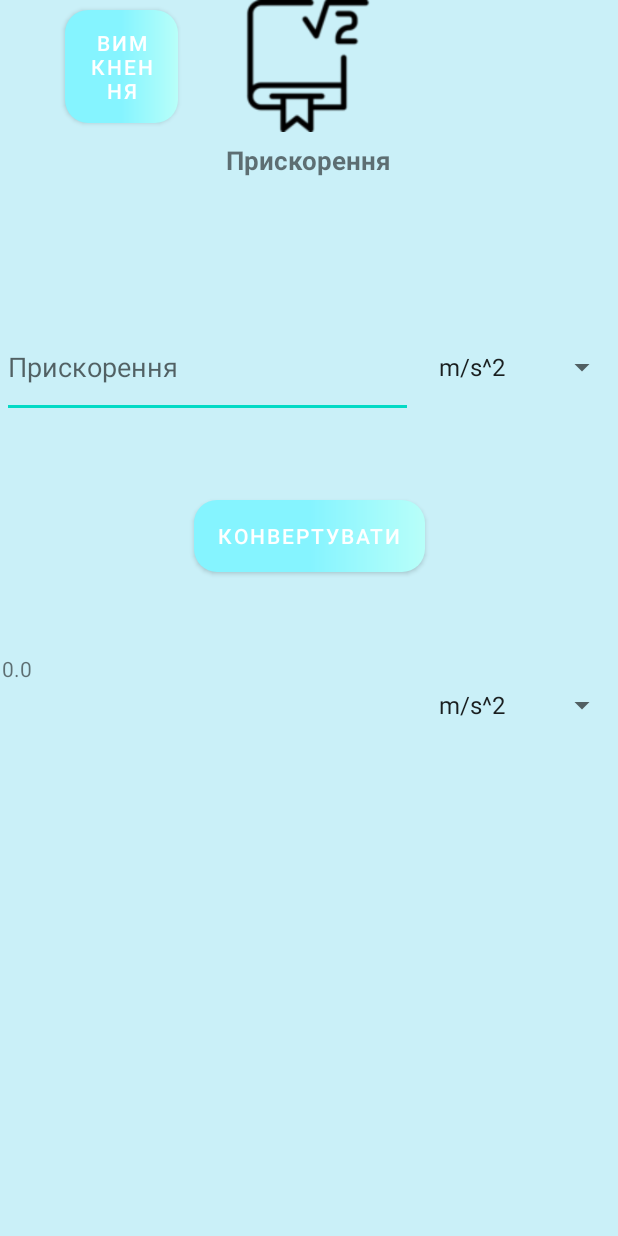
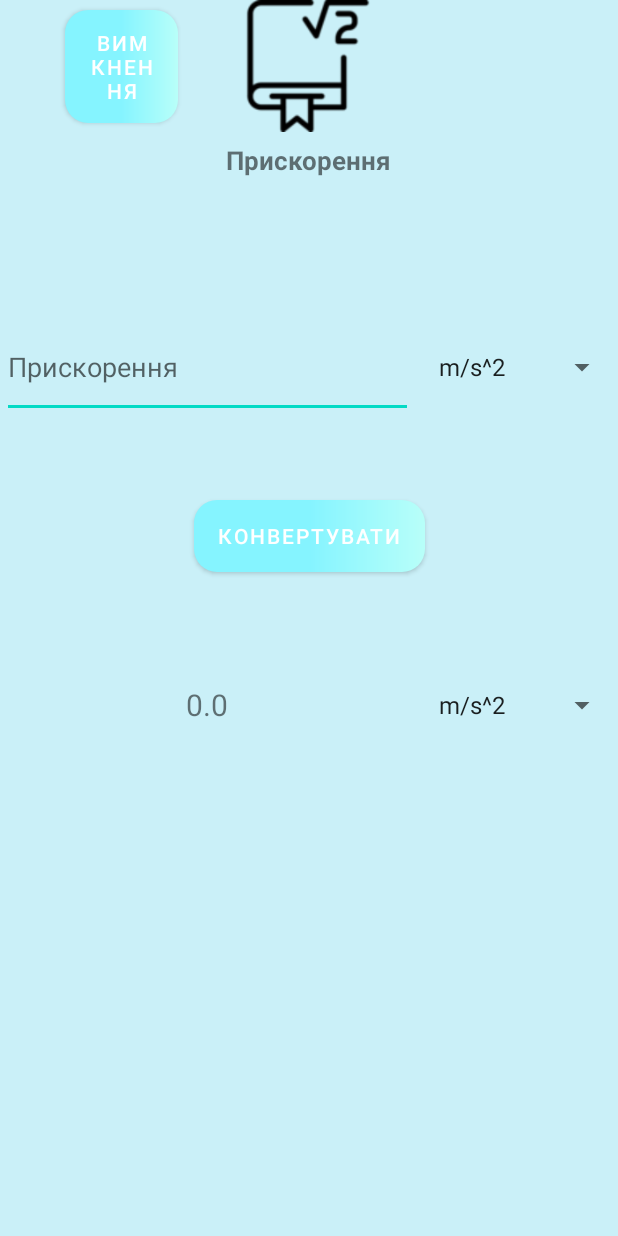
Before and after one commit to Kiakeot/CalculatorForAll, an Android app: the acceleration screen opened directly, with no data from a screen before it, after a tap on "КОНВЕРТУВАТИ", on a phone screen of 412 x 824 dp. Run offline under Robolectric (Android 15) with nearby library versions, the phone set to English and light mode, and no system bars; 1 statement that could not run was skipped.

Commit message:
Spring May Day 6 / 1

```diff
--- a/app/src/main/java/com/example/calculatorforall/acceleration.java
+++ b/app/src/main/java/com/example/calculatorforall/acceleration.java
@@ -1,20 +1,15 @@
 package com.example.calculatorforall;
-
-import androidx.appcompat.app.AppCompatActivity;
 
 import android.content.Intent;
 import android.os.Bundle;
-
 import android.view.KeyEvent;
-import android.view.View;
-import android.widget.AdapterView;
 import android.widget.ArrayAdapter;
 import android.widget.Button;
 import android.widget.EditText;
 import android.widget.Spinner;
 import android.widget.TextView;
 
-import com.example.calculatorforall.adapter.ItemListModel;
+import androidx.appcompat.app.AppCompatActivity;
 
 import java.util.ArrayList;
 import java.util.Arrays;
@@ -27,178 +22,250 @@ private int finishSystemPos;
     public String strStartNumber;
     public double result;
     private TextView textFinish;
+    private int startNumber;
+    private String strResult;
+    private EditText edit_text_start;
+
     @Override
     protected void onCreate(Bundle savedInstanceState) {
         super.onCreate(savedInstanceState);
         setContentView(R.layout.activity_acceleration);
-        EditText edit_text_start = (EditText) findViewById(R.id.edit_text_start);
-        Button switch_off = (Button) findViewById(R.id.switch_off);
-        Button konvert = (Button) findViewById(R.id.konvert);
-        textFinish = (TextView) findViewById(R.id.text_finish);
+        edit_text_start = findViewById(R.id.edit_text_start);
+        Button switch_off = findViewById(R.id.switch_off);
+        Button konvert = findViewById(R.id.konvert);
+        textFinish = findViewById(R.id.text_finish);
 
-
-        final EditText editText = findViewById(R.id.edit_text_start);
-        editText.setOnKeyListener(new View.OnKeyListener()
-                                  {
-                                      public boolean onKey(View v, int keyCode, KeyEvent event)
-                                      {
-                                          if(event.getAction() == KeyEvent.ACTION_DOWN &&
-                                                  (keyCode == KeyEvent.KEYCODE_ENTER))
-                                          {
+        edit_text_start.setOnKeyListener((v, keyCode, event) -> {
+                    if (event.getAction() == KeyEvent.ACTION_DOWN &&
+                            (keyCode == KeyEvent.KEYCODE_ENTER)) {
                         strStartNumber = edit_text_start.getText().toString();
                         return true;
                     }
                     return false;
                 }
-                                  }
         );
-        int startNumber = Integer.parseInt (strStartNumber);
 
-        Spinner spinner_start = (Spinner) findViewById(R.id.acceleration_spinner_start);
-        ArrayList<String> list = new ArrayList(Arrays.asList(getResources().getStringArray(R.array.acceleration)));
-        ArrayAdapter adapter_start = new ArrayAdapter(this, android.R.layout.simple_spinner_item,list);
+
+        Spinner spinner_start = findViewById(R.id.acceleration_spinner_start);
+        ArrayList<String> list = new ArrayList<>(Arrays.asList(getResources().getStringArray(R.array.acceleration)));
+        ArrayAdapter<String> adapter_start = new ArrayAdapter<>(this, android.R.layout.simple_spinner_item, list);
         adapter_start.setDropDownViewResource(android.R.layout.simple_spinner_dropdown_item);
         spinner_start.setAdapter(adapter_start);
         spinner_start.getSelectedItemId();
-        spinner_start.setOnItemSelectedListener(new AdapterView.OnItemSelectedListener() {
-            @Override
-            public void onItemSelected(AdapterView<?> adapterView, View view, int i, long l) {
-             startSystemPos = i;
+
+
+//        spinner_start.setOnItemSelectedListener(new AdapterView.OnItemSelectedListener() {
+//            @Override
+//            public void onItemSelected(AdapterView<?> adapterView, View view, int i, long l) {
+//                startSystemPos = i;
+//            }
+//
+//            @Override
+//            public void onNothingSelected(AdapterView<?> adapterView) {
+//            }
+//        });
+
+        Spinner spinner_finish = findViewById(R.id.acceleration_spinner_finish);
+        ArrayAdapter adapter_finish = ArrayAdapter.createFromResource(this,
+                R.array.acceleration, android.R.layout.simple_spinner_item);
+        adapter_finish.setDropDownViewResource(android.R.layout.simple_spinner_dropdown_item);
+        spinner_finish.setAdapter(adapter_finish);
+//
+//        spinner_finish.setOnItemSelectedListener(new AdapterView.OnItemSelectedListener() {
+//            @Override
+//            public void onItemSelected(AdapterView<?> adapterView, View view, int i, long l) {
+//                finishSystemPos = i;
+//            }
+//
+//            @Override
+//            public void onNothingSelected(AdapterView<?> adapterView) {
+//
+//            }
+//        });
+        konvert.setOnClickListener(view -> {
+            finishSystemPos = spinner_finish.getSelectedItemPosition();
+            startSystemPos = spinner_start.getSelectedItemPosition();
+            startNumber = Integer.parseInt(edit_text_start.getText().toString().trim());
+            convertData();
+            strResult = String.valueOf(result);
+            textFinish.setText(strResult);
+        });
+
+        switch_off.setOnClickListener(v -> {
+            Intent intent = new Intent(acceleration.this, switch_off.class);
+            startActivity(intent);
+        });
     }
 
-            @Override
-            public void onNothingSelected(AdapterView<?> adapterView) {
+    private void chooseFinishValue() {
+        switch (finishSystemPos) {
+            case 0: {
+                finishSystem = "m/s^2";
+                break;
             }
-        });
-        switch(startSystemPos){
-            case 0:{
+            case 1: {
+                finishSystem = "ft/s^2";
+                break;
+            }
+            case 2: {
+                finishSystem = "g";
+                break;
+            }
+            case 3: {
+                finishSystem = "Gal";
+                break;
+            }
+        }
+    }
+
+    private void chooseStartValue() {
+        switch (startSystemPos) {
+            case 0: {
                 startSystem = "m/s^2";
                 break;
             }
-            case 1:{
+            case 1: {
                 startSystem = "ft/s^2";
                 break;
             }
-            case 2:{
+            case 2: {
                 startSystem = "g";
                 break;
             }
-            case 3:{
+            case 3: {
                 startSystem = "Gal";
                 break;
             }
         }
-
-        Spinner spinner_finish = (Spinner) findViewById(R.id.acceleration_spinner_finish);
-        ArrayAdapter adapter_finish = ArrayAdapter.createFromResource(this,
-                R.array.acceleration, android.R.layout.simple_spinner_item);
-        adapter_finish.setDropDownViewResource(android.R.layout.simple_spinner_dropdown_item);
-        spinner_finish.setAdapter(adapter_finish);
-
-        spinner_finish.setOnItemSelectedListener(new AdapterView.OnItemSelectedListener() {
-            @Override
-            public void onItemSelected(AdapterView<?> adapterView, View view, int i, long l) {
-                finishSystemPos = i;
     }
 
-            @Override
-            public void onNothingSelected(AdapterView<?> adapterView) {
+    private void convertData() {
+        chooseStartValue();
+        chooseFinishValue();
 
-            }
-        });
-        switch(finishSystemPos){
-            case 0:{
-                finishSystem = "m/s^2";
+        switch (startSystem) {
+            case "m/s^2":
+                switch (finishSystem) {
+                    case "m/s^2":
+                        result = startNumber;
+                        break;
+                    case "ft/s^2":
+                        result = 3.28083 * startNumber;
+                        break;
+                    case "g":
+                        result = 0.10193 * startNumber;
+                        break;
+                    case "Gal":
+                        result = 100 * startNumber;
                         break;
                 }
-            case 1:{
-                finishSystem = "ft/s^2";
+                break;
+
+            case "ft/s^2":
+                switch (finishSystem) {
+                    case "m/s^2":
+                        result = 0.3048 * startNumber;
+                        break;
+                    case "ft/s^2":
+                        result = startNumber;
+                        break;
+                    case "g":
+                        result = 0.03107 * startNumber;
+                        break;
+                    case "Gal":
+                        result = 30.48 * startNumber;
                         break;
                 }
-            case 2:{
-                finishSystem = "g";
+                break;
+
+            case "g":
+                switch (finishSystem) {
+                    case "m/s^2":
+                        result = 9.81 * startNumber;
+                        break;
+                    case "ft/s^2":
+                        result = 32.18503 * startNumber;
+                        break;
+                    case "g":
+                        result = startNumber;
+                        break;
+                    case "Gal":
+                        result = 981 * startNumber;
                         break;
                 }
-            case 3:{
-                finishSystem = "Gal";
+                break;
+            case "Gal":
+                switch (finishSystem) {
+                    case "m/s^2":
+                        result = 0.01 * startNumber;
+                        break;
+                    case "ft/s^2":
+                        result = 0.03280 * startNumber;
+                        break;
+                    case "g":
+                        result = 0.00101 * startNumber;
+                        break;
+                    case "Gal":
+                        result = startNumber;
                         break;
                 }
+                break;
         }
 
-        if(!startSystem.equals("m/s^2") && !finishSystem.equals("m/s^2")){
-            result = startNumber;
-        }
-        if(!startSystem.equals("m/s^2") && !finishSystem.equals("ft/s^2")){
-            result = 3.28083 * startNumber;
-        }
-        if(!startSystem.equals("m/s^2") && !finishSystem.equals("g")){
-            result = 0.10193 * startNumber;
-        }
-        if(!startSystem.equals("m/s^2") && !finishSystem.equals("Gal")){
-            result = 100 * startNumber;
-        }
-
-
-
-        if(!startSystem.equals("ft/s^2") && !finishSystem.equals("m/s^2")){
-            result = 0.3048 * startNumber;
-        }
-        if(!startSystem.equals("ft/s^2") && !finishSystem.equals("ft/s^2")){
-            result = startNumber;
-        }
-        if(!startSystem.equals("ft/s^2") && !finishSystem.equals("g")){
-            result = 0.03107 * startNumber;
-        }
-        if(!startSystem.equals("ft/s^2") && !finishSystem.equals("Gal")){
-            result = 30.48 *startNumber ;
-        }
-
-
-
-        if(!startSystem.equals("g") && !finishSystem.equals("m/s^2")){
-            result = 9.81 * startNumber;
-        }
-        if(!startSystem.equals("g") && !finishSystem.equals("ft/s^2")){
-            result = 32.18503 * startNumber;
-        }
-        if(!startSystem.equals("g") && !finishSystem.equals("g")){
-            result = startNumber;
-        }
-        if(!startSystem.equals("g") && !finishSystem.equals("Gal")){
-            result = 981 * startNumber;
-        }
-
-
-
-        if(!startSystem.equals("Gal") && !finishSystem.equals("m/s^2")){
-            result = 0.01 * startNumber ;
-        }
-        if(!startSystem.equals("Gal") && !finishSystem.equals("ft/s^2")){
-            result = 0.03280 * startNumber;
-        }
-        if(!startSystem.equals("Gal") && !finishSystem.equals("g")){
-            result = 0.00101 * startNumber;
-        }
-        if(!startSystem.equals("Gal") && !finishSystem.equals("Gal")){
-            result = startNumber;
-        }
-
-        String strResult = String.valueOf(result);
-
-        konvert.setOnClickListener(new View.OnClickListener() {
-            @Override
-            public void onClick(View view) {
-                textFinish.setText(strResult);
-            }
-        });
-
-        switch_off.setOnClickListener(new View.OnClickListener(){
-            @Override
-            public void onClick(View v){
-                Intent intent = new Intent(acceleration.this,switch_off.class);
-                startActivity(intent);
-            }
-        });
+//        if (!startSystem.equals("m/s^2") && !finishSystem.equals("m/s^2")) {
+//            result = startNumber;
+//        }
+//        if (!startSystem.equals("m/s^2") && !finishSystem.equals("ft/s^2")) {
+//            result = 3.28083 * startNumber;
+//        }
+//        if (!startSystem.equals("m/s^2") && !finishSystem.equals("g")) {
+//            result = 0.10193 * startNumber;
+//        }
+//        if (!startSystem.equals("m/s^2") && !finishSystem.equals("Gal")) {
+//            result = 100 * startNumber;
+//        }
+//
+//
+//        if (!startSystem.equals("ft/s^2") && !finishSystem.equals("m/s^2")) {
+//            result = 0.3048 * startNumber;
+//        }
+//        if (!startSystem.equals("ft/s^2") && !finishSystem.equals("ft/s^2")) {
+//            result = startNumber;
+//        }
+//        if (!startSystem.equals("ft/s^2") && !finishSystem.equals("g")) {
+//            result = 0.03107 * startNumber;
+//        }
+//        if (!startSystem.equals("ft/s^2") && !finishSystem.equals("Gal")) {
+//            result = 30.48 * startNumber;
+//        }
+//
+//
+//        if (!startSystem.equals("g") && !finishSystem.equals("m/s^2")) {
+//            result = 9.81 * startNumber;
+//        }
+//        if (!startSystem.equals("g") && !finishSystem.equals("ft/s^2")) {
+//            result = 32.18503 * startNumber;
+//        }
+//        if (!startSystem.equals("g") && !finishSystem.equals("g")) {
+//            result = startNumber;
+//        }
+//        if (!startSystem.equals("g") && !finishSystem.equals("Gal")) {
+//            result = 981 * startNumber;
+//        }
+//
+//
+//        if (!startSystem.equals("Gal") && !finishSystem.equals("m/s^2")) {
+//            result = 0.01 * startNumber;
+//        }
+//        if (!startSystem.equals("Gal") && !finishSystem.equals("ft/s^2")) {
+//            result = 0.03280 * startNumber;
+//        }
+//        if (!startSystem.equals("Gal") && !finishSystem.equals("g")) {
+//            result = 0.00101 * startNumber;
+//        }
+//        if (!startSystem.equals("Gal") && !finishSystem.equals("Gal")) {
+//            result = startNumber;
+//        }
     }
 
 }
--- a/app/src/main/res/layout/activity_acceleration.xml
+++ b/app/src/main/res/layout/activity_acceleration.xml
@@ -95,15 +95,15 @@
 
     <TextView
         android:id="@+id/text_finish"
-        android:layout_width="274dp"
-        android:layout_height="68dp"
+        android:layout_width="0dp"
+        android:layout_height="0dp"
         android:layout_marginEnd="8dp"
-        android:editable = "true"
+        android:gravity="center"
+        android:hint="Ваше значення"
+        android:textSize="20sp"
         app:layout_constraintBottom_toBottomOf="@+id/acceleration_spinner_finish"
         app:layout_constraintEnd_toStartOf="@+id/acceleration_spinner_finish"
         app:layout_constraintStart_toStartOf="parent"
-        app:layout_constraintTop_toTopOf="@+id/acceleration_spinner_finish"
-        app:layout_constraintVertical_bias="0.0"
-        tools:ignore="Deprecated" />
+        app:layout_constraintTop_toTopOf="@+id/acceleration_spinner_finish" />
 
 </androidx.constraintlayout.widget.ConstraintLayout>
```
Lines whose indentation alone changed are shown as unchanged.
